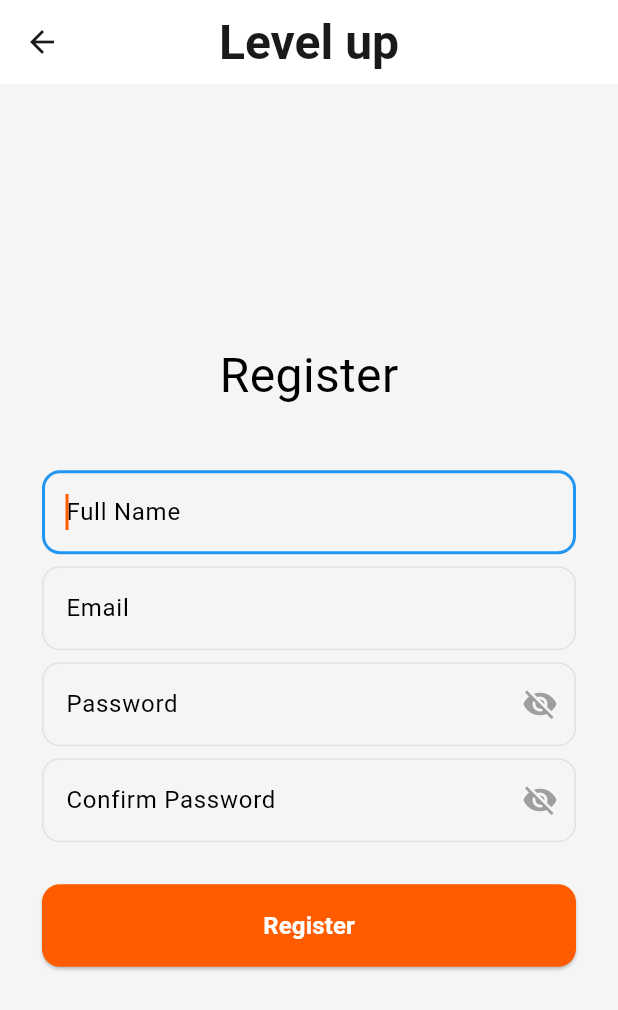
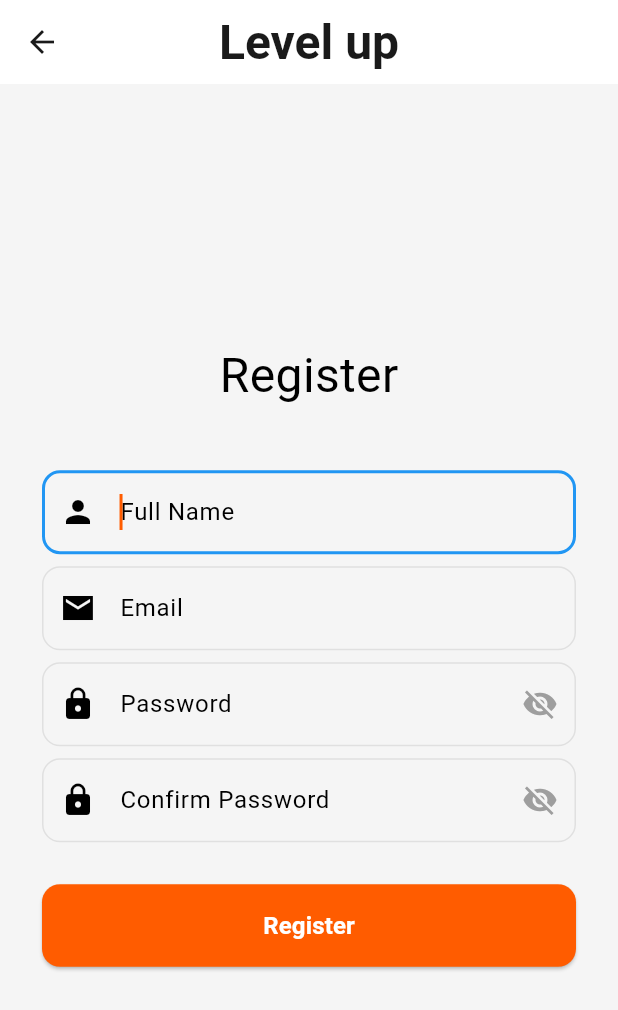
Before and after one commit to Manishshtestha/excelerate_intern_app, a Flutter app: the RegisterPage screen opened directly, on a phone screen of 412 x 824 dp. Shown: the top 1010 px of the screen. Run offline on Flutter 3.47's test engine with Material 3 defaults, Android fonts, the phone set to English and light mode, and no system bars; network calls fail.

Commit message:
Refactor RegisterPage to use StatefulWidget and implement form validation

```diff
--- a/lib/pages/register.dart
+++ b/lib/pages/register.dart
@@ -3,8 +3,59 @@ import 'package:excelerate_intern_app/widgets/elevated_btn.dart';
 import 'package:excelerate_intern_app/widgets/input_field.dart';
 
 // A StatelessWidget that displays the user registration screen
-class RegisterPage extends StatelessWidget {
+class RegisterPage extends StatefulWidget {
   const RegisterPage({super.key});
+
+  @override
+  State<RegisterPage> createState() => _RegisterPageState();
+}
+
+class _RegisterPageState extends State<RegisterPage> {
+  final TextEditingController _nameController = TextEditingController();
+  final TextEditingController _emailController = TextEditingController();
+  final TextEditingController _passwordController = TextEditingController();
+  final TextEditingController _confirmPasswordController =
+      TextEditingController();
+
+  @override
+  void dispose() {
+    // Clean up controllers
+    _nameController.dispose();
+    _emailController.dispose();
+    _passwordController.dispose();
+    _confirmPasswordController.dispose();
+    super.dispose();
+  }
+
+  // Custom validator functions
+  String? _customNameValidator(String? value) {
+    if (value == null || value.trim().isEmpty) {
+      return 'Name is required';
+    }
+    if (value.contains(RegExp(r'[0-9]'))) {
+      return 'Name should not contain numbers';
+    }
+    if (!RegExp(r'^[a-zA-Z\s]+$').hasMatch(value)) {
+      return 'Name should only contain letters and spaces';
+    }
+    if (value.trim().length < 3) {
+      return 'Name must be at least 3 characters';
+    }
+    if (value.trim().length > 50) {
+      return 'Name must be less than 50 characters';
+    }
+    return null;
+  }
+
+  String? _customPasswordValidator(String? value) {
+    if (value == null || value.isEmpty) {
+      return 'Please confirm your password';
+    }
+    if (value != _passwordController.text) {
+      return 'Passwords do not match';
+    }
+    return null;
+  }
 
   @override
   Widget build(BuildContext context) {
@@ -23,7 +74,6 @@ class RegisterPage extends StatelessWidget {
           },
         ),
       ),
-
       body: SafeArea(
         // Ensures UI doesn't overlap with system status bar or notches
         child: Padding(
@@ -33,8 +83,10 @@ class RegisterPage extends StatelessWidget {
               // Expanded makes the main content take up available space
               Expanded(
                 child: Center(
+                  child: SingleChildScrollView(
                     child: Column(
-                    mainAxisSize: MainAxisSize.min, // Shrinks to content height
+                      mainAxisSize:
+                          MainAxisSize.min, // Shrinks to content height
                       crossAxisAlignment: CrossAxisAlignment.start,
                       children: [
                         // Register heading
@@ -49,20 +101,28 @@ class RegisterPage extends StatelessWidget {
                           ),
                         ),
 
-                      const SizedBox(height: 40), // Spacing before input fields
-
+                        const SizedBox(
+                          height: 40,
+                        ), // Spacing before input fields
                         // Input field for full name
                         InputField(
                           label: 'Full Name',
                           hint: 'Full Name',
-                        // icon: Icons.person, // (Optional) Can add icon
+                          icon: Icons.person, // (Optional) Can add icon
+                          controller: _nameController,
+                          fieldType: InputFieldType.text,
+                          isRequired: true,
+                          validator: _customNameValidator,
                         ),
 
                         // Input field for email
                         InputField(
                           label: 'Email',
                           hint: 'Email',
-                        // icon: Icons.mail_sharp,
+                          icon: Icons.mail_sharp,
+                          controller: _emailController,
+                          fieldType: InputFieldType.email,
+                          isRequired: true,
                         ),
 
                         // Input field for password
@@ -70,7 +130,10 @@ class RegisterPage extends StatelessWidget {
                           label: 'Password',
                           hint: 'Password',
                           obscureText: true, // Hides entered text
-                        // icon: Icons.lock,
+                          icon: Icons.lock,
+                          controller: _passwordController,
+                          fieldType: InputFieldType.password,
+                          isRequired: true,
                         ),
 
                         // Input field for confirm password
@@ -78,21 +141,28 @@ class RegisterPage extends StatelessWidget {
                           label: 'Password',
                           hint: 'Confirm Password',
                           obscureText: true,
-                        // icon: Icons.lock,
+                          icon: Icons.lock,
+                          controller: _confirmPasswordController,
+                          fieldType: InputFieldType.password,
+                          validator: _customPasswordValidator,
+                          isRequired: true,
                         ),
 
                         const SizedBox(height: 20), // Space before button
-
                         // Register button
                         ElevatedBtn(
                           text: 'Register',
                           onPressed: () {
                             // TODO: Implement actual user registration logic here.
                             // On success, navigate to the main app screen.
-                          Navigator.pushReplacementNamed(context, '/bottomnav');
+                            Navigator.pushReplacementNamed(
+                              context,
+                              '/bottomnav',
+                            );
                           },
                         ),
                       ],
+                    ),
                   ),
                 ),
               ),
```
Lines whose indentation alone changed are shown as unchanged.
